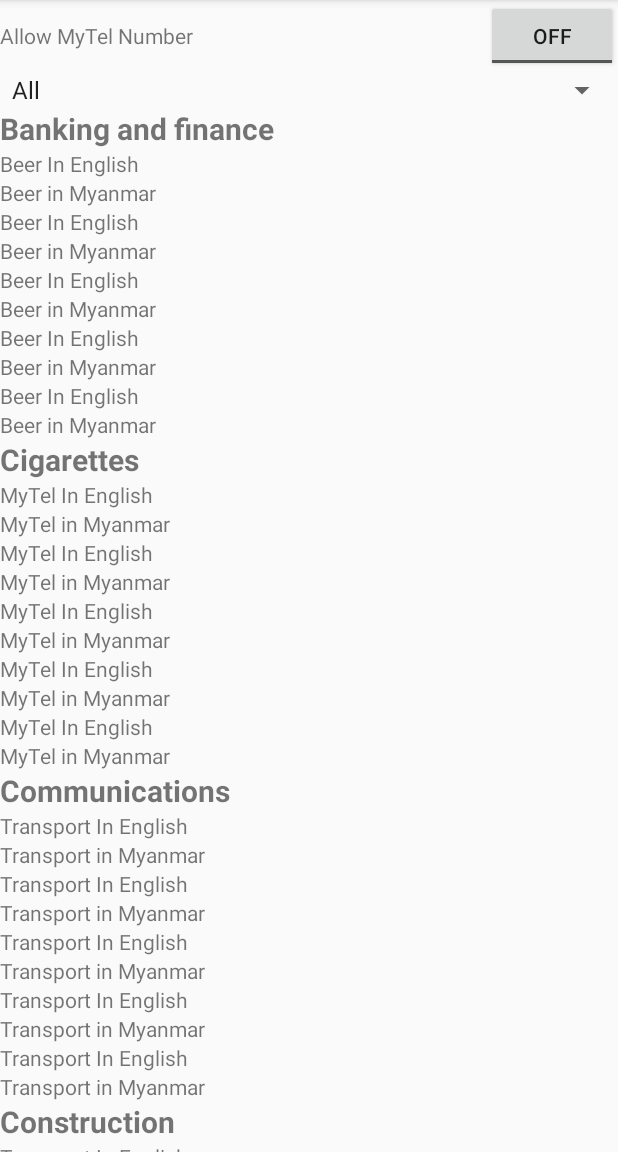
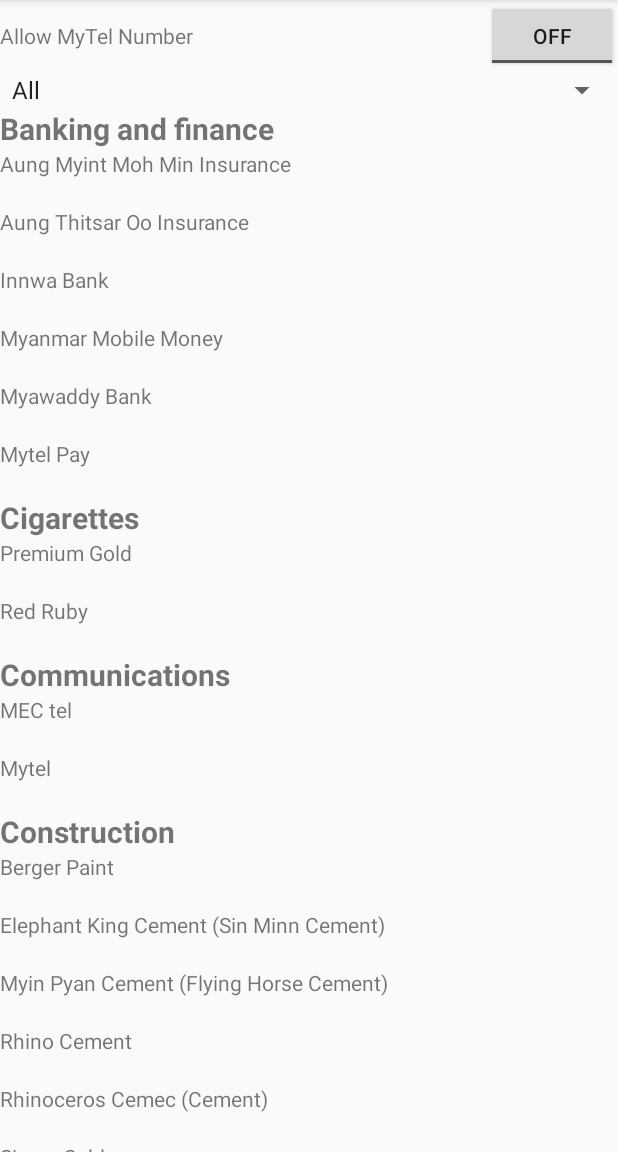
Before and after one commit to PhyoeKo/MyTelBlocker, an Android app: the screen it shows after launch (BlacklistActivity), on a phone screen of 412 x 824 dp, the part 84-1236 px from its top. Run offline under Robolectric (Android 15) with nearby library versions, the phone set to English and light mode, and no system bars.

Commit message:
Add Categories Data

```diff
--- a/app/src/main/java/com/mytelblocker/mm/activity/BlacklistActivity.java
+++ b/app/src/main/java/com/mytelblocker/mm/activity/BlacklistActivity.java
@@ -201,52 +201,111 @@ public class BlacklistActivity extends AppCompatActivity implements AdapterView.
 
     private void loadBankingServices() {
         fuckingMilitaryDataList.add(new DataHeader("Banking and finance"));
-        for (int i = 0; i < 5; i++) {
-            fuckingMilitaryDataList.add(new MilitaryData("Beer In English", "Beer in Myanmar"));
-        }
+        fuckingMilitaryDataList.add(new MilitaryData("Aung Myint Moh Min Insurance", null));
+        fuckingMilitaryDataList.add(new MilitaryData("Aung Thitsar Oo Insurance", null));
+        fuckingMilitaryDataList.add(new MilitaryData("Innwa Bank", null));
+        fuckingMilitaryDataList.add(new MilitaryData("Myanmar Mobile Money", null));
+        fuckingMilitaryDataList.add(new MilitaryData("Myawaddy Bank", null));
+        fuckingMilitaryDataList.add(new MilitaryData("Mytel Pay", null));
     }
 
     private void loadCigarettes() {
         fuckingMilitaryDataList.add(new DataHeader("Cigarettes"));
-        for (int i = 0; i < 5; i++) {
-            fuckingMilitaryDataList.add(new MilitaryData("MyTel In English", "MyTel in Myanmar"));
-        }
+        fuckingMilitaryDataList.add(new MilitaryData("Premium Gold", null));
+        fuckingMilitaryDataList.add(new MilitaryData("Red Ruby", null));
     }
 
     private void loadCommunications() {
         fuckingMilitaryDataList.add(new DataHeader("Communications"));
-        for (int i = 0; i < 5; i++) {
-            fuckingMilitaryDataList.add(new MilitaryData("Transport In English", "Transport in Myanmar"));
-        }
+        fuckingMilitaryDataList.add(new MilitaryData("MEC tel", null));
+        fuckingMilitaryDataList.add(new MilitaryData("Mytel", null));
+
     }
 
     private void loadConstruction() {
         fuckingMilitaryDataList.add(new DataHeader("Construction"));
-        for (int i = 0; i < 5; i++) {
-            fuckingMilitaryDataList.add(new MilitaryData("Transport In English", "Transport in Myanmar"));
-        }
+        fuckingMilitaryDataList.add(new MilitaryData("Berger Paint", null));
+        fuckingMilitaryDataList.add(new MilitaryData("Elephant King Cement (Sin Minn Cement)", null));
+        fuckingMilitaryDataList.add(new MilitaryData("Myin Pyan Cement (Flying Horse Cement)", null));
+        fuckingMilitaryDataList.add(new MilitaryData("Rhino Cement", null));
+        fuckingMilitaryDataList.add(new MilitaryData("Rhinoceros Cemec (Cement)", null));
+        fuckingMilitaryDataList.add(new MilitaryData("Sigma Cable", null));
+        fuckingMilitaryDataList.add(new MilitaryData("Tristar Steel", null));
     }
 
     private void loadEntertainment() {
         fuckingMilitaryDataList.add(new DataHeader("Entertainment/Tourism"));
-        for (int i = 0; i < 5; i++) {
-            fuckingMilitaryDataList.add(new MilitaryData("Transport In English", "Transport in Myanmar"));
-        }
+        fuckingMilitaryDataList.add(new MilitaryData("Central Hotel Yangon", null));
+        fuckingMilitaryDataList.add(new MilitaryData("Diamond White Restaurant Yangon", null));
+        fuckingMilitaryDataList.add(new MilitaryData("Hanthawaddy Golf Course", null));
+        fuckingMilitaryDataList.add(new MilitaryData("Indoor Skydiving", null));
+        fuckingMilitaryDataList.add(new MilitaryData("Myawaddy Tours and Travel", null));
+        fuckingMilitaryDataList.add(new MilitaryData("Myawaddy Travels and Tours", null));
+        fuckingMilitaryDataList.add(new MilitaryData("Nan Myaing Café (Pwin Oo Lwin)", null));
+        fuckingMilitaryDataList.add(new MilitaryData("Okkala Golf Resort", null));
+        fuckingMilitaryDataList.add(new MilitaryData("Royal Sportainment Bowling Alley", null));
+        fuckingMilitaryDataList.add(new MilitaryData("Royal Sportainment Complex", null));
+        fuckingMilitaryDataList.add(new MilitaryData("Royal Sportainment Ice Skating", null));
+        fuckingMilitaryDataList.add(new MilitaryData("Shwe Gandamar Ballroom (Pathein)", null));
+        fuckingMilitaryDataList.add(new MilitaryData("Shwe Gandamar Grand Ballroom (Yangon)", null));
     }
 
 
     private void loadFoodAndDrink() {
         fuckingMilitaryDataList.add(new DataHeader("Food and drink"));
-        for (int i = 0; i < 5; i++) {
-            fuckingMilitaryDataList.add(new MilitaryData("Transport In English", "Transport in Myanmar"));
-        }
+        fuckingMilitaryDataList.add(new MilitaryData("Adipati Rice (AAPT Rice)", null));
+        fuckingMilitaryDataList.add(new MilitaryData("Akasi Long Grain Rice", null));
+        fuckingMilitaryDataList.add(new MilitaryData("Andaman Gold Blue", null));
+        fuckingMilitaryDataList.add(new MilitaryData("Andaman Gold Special", null));
+        fuckingMilitaryDataList.add(new MilitaryData("Black Shield Stout", null));
+        fuckingMilitaryDataList.add(new MilitaryData("Dagon Beverages", null));
+        fuckingMilitaryDataList.add(new MilitaryData("Dagon Dairy Plant", null));
+        fuckingMilitaryDataList.add(new MilitaryData("Dagon Extra Strong Beer", null));
+        fuckingMilitaryDataList.add(new MilitaryData("Dagon Fresh Lemon Sparkling", null));
+        fuckingMilitaryDataList.add(new MilitaryData("Dagon Fresh Soda", null));
+        fuckingMilitaryDataList.add(new MilitaryData("Dagon Gin", null));
+        fuckingMilitaryDataList.add(new MilitaryData("Dagon Lager Beer", null));
+        fuckingMilitaryDataList.add(new MilitaryData("Dagon Light Lager Beer", null));
+        fuckingMilitaryDataList.add(new MilitaryData("Dagon Rum", null));
+        fuckingMilitaryDataList.add(new MilitaryData("Dagon Single Malt Lager Beer", null));
+        fuckingMilitaryDataList.add(new MilitaryData("Dagon Super Lager Beer", null));
+        fuckingMilitaryDataList.add(new MilitaryData("Fleur Marguerite Sunflower Rice", null));
+        fuckingMilitaryDataList.add(new MilitaryData("Kirin Ichiban", null));
+        fuckingMilitaryDataList.add(new MilitaryData("Mandalay Beer", null));
+        fuckingMilitaryDataList.add(new MilitaryData("Mandalay Brewery", null));
+        fuckingMilitaryDataList.add(new MilitaryData("Mandalay Spirulina Anti-aging Beer", null));
+        fuckingMilitaryDataList.add(new MilitaryData("Mandalay Strong Beer", null));
+        fuckingMilitaryDataList.add(new MilitaryData("Mandalay Super Fresh Lager", null));
+        fuckingMilitaryDataList.add(new MilitaryData("MEC Myanmar Rice", null));
+        fuckingMilitaryDataList.add(new MilitaryData("Moon Dairy Creamer", null));
+        fuckingMilitaryDataList.add(new MilitaryData("Myanmar Beer", null));
+        fuckingMilitaryDataList.add(new MilitaryData("Myanmar Brewery", null));
+        fuckingMilitaryDataList.add(new MilitaryData("Myanmar Premium Beer", null));
+        fuckingMilitaryDataList.add(new MilitaryData("Nan Myaing Coffee", null));
+        fuckingMilitaryDataList.add(new MilitaryData("Nay Pyi Taw Water", null));
+        fuckingMilitaryDataList.add(new MilitaryData("Ngwe Pin Lei Premium Marine Products", null));
+        fuckingMilitaryDataList.add(new MilitaryData("Pyin Oo Lwin Coffee", null));
+        fuckingMilitaryDataList.add(new MilitaryData("Royal Karaweik Sugar", null));
+        fuckingMilitaryDataList.add(new MilitaryData("Seven7 Condensed Milk", null));
+        fuckingMilitaryDataList.add(new MilitaryData("Shwe Phe Oo Teamix", null));
+        fuckingMilitaryDataList.add(new MilitaryData("Sugarmec", null));
+        fuckingMilitaryDataList.add(new MilitaryData("Sun Condensed Milk", null));
     }
 
     private void loadHealthAndBeauty() {
         fuckingMilitaryDataList.add(new DataHeader("Health and Beauty Products"));
-        for (int i = 0; i < 5; i++) {
-            fuckingMilitaryDataList.add(new MilitaryData("Transport In English", "Transport in Myanmar"));
-        }
+            fuckingMilitaryDataList.add(new MilitaryData("Dentomec Toothbrushes", null));
+            fuckingMilitaryDataList.add(new MilitaryData("Dentomec Toothpaste", null));
+            fuckingMilitaryDataList.add(new MilitaryData("Life Coconut Oil (moisturiser)", null));
+            fuckingMilitaryDataList.add(new MilitaryData("Padonma Soap", null));
+            fuckingMilitaryDataList.add(new MilitaryData("Defence Services General Hospital", null));
+            fuckingMilitaryDataList.add(new MilitaryData("Defence Services Medical Research Centre", null));
+            fuckingMilitaryDataList.add(new MilitaryData("Defence Services Obstetrics, Gynaecology and Child Health Hospital", null));
+            fuckingMilitaryDataList.add(new MilitaryData("Defence Services Orthopaedics Hospital", null));
+            fuckingMilitaryDataList.add(new MilitaryData("Kan Thar Yar Hospital", null));
+            fuckingMilitaryDataList.add(new MilitaryData("Military Institute of Nursing and Paramedical Science", null));
+            fuckingMilitaryDataList.add(new MilitaryData("No.2 Military Hospital", null));
+            fuckingMilitaryDataList.add(new MilitaryData("Thamadaw Special Clinic", null));
     }
 
     private void loadIndustrial() {
```
